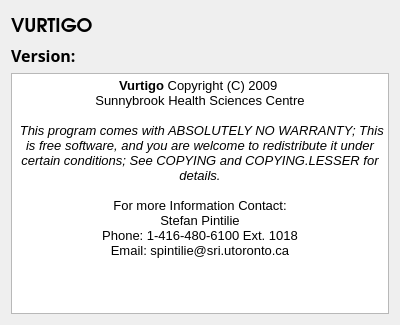
Before: the Qt Designer form rtUI/rtAboutDialog.ui in pengwg/vurtigo, drawn with Qt 5.
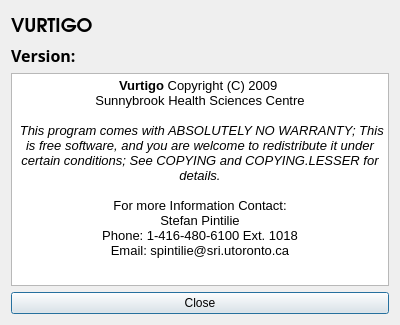
After: the same form once the commit is applied.

```diff
--- a/rtUI/rtAboutDialog.ui
+++ b/rtUI/rtAboutDialog.ui
@@ -64,6 +64,13 @@
      </property>
     </widget>
    </item>
+   <item>
+    <widget class="QPushButton" name="aboutCloseButton">
+     <property name="text">
+      <string>Close</string>
+     </property>
+    </widget>
+   </item>
   </layout>
  </widget>
  <resources/>
```
